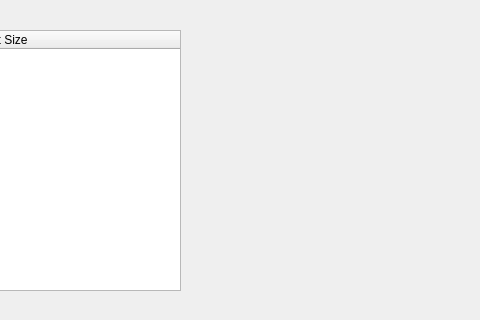
First picture: the form in GUI/MemoryAllocationGUI/processesinputform.ui, repository lameesemad1996/MemoryAllocation, before the edit; both pictures show x 470 to 950 and y 530 to 850 of the 950 by 850 pixel window.
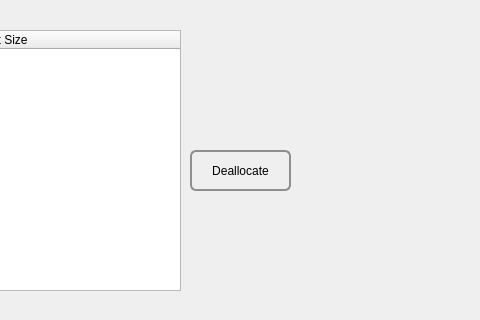
Second picture: the form after the edit.

Patch:
```diff
--- a/GUI/MemoryAllocationGUI/processesinputform.ui
+++ b/GUI/MemoryAllocationGUI/processesinputform.ui
@@ -385,6 +385,35 @@
     <string>Old Process Segments</string>
    </property>
   </widget>
+  <widget class="QPushButton" name="deallocatePushButton_2">
+   <property name="enabled">
+    <bool>true</bool>
+   </property>
+   <property name="geometry">
+    <rect>
+     <x>660</x>
+     <y>680</y>
+     <width>101</width>
+     <height>51</height>
+    </rect>
+   </property>
+   <property name="font">
+    <font>
+     <family>Arial</family>
+     <weight>50</weight>
+     <italic>false</italic>
+     <bold>false</bold>
+     <strikeout>false</strikeout>
+    </font>
+   </property>
+   <property name="styleSheet">
+    <string notr="true">margin-bottom: 10px;
+font: large &quot;Arial&quot;</string>
+   </property>
+   <property name="text">
+    <string>Deallocate</string>
+   </property>
+  </widget>
  </widget>
  <resources/>
  <connections/>
```
